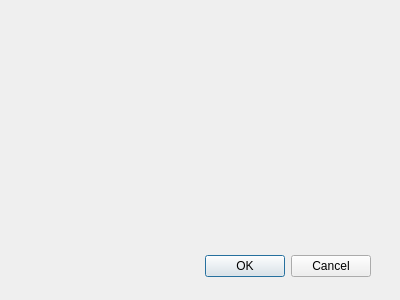
Old version of the form src/meshlabplugins/meshio/ui/savemaskexporter.ui in the repository cnr-isti-vclab/meshlab.
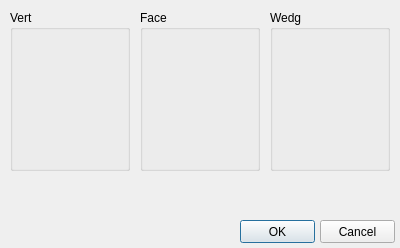
New version of the form.

The edit to the form file:
```diff
--- a/src/meshlabplugins/meshio/ui/savemaskexporter.ui
+++ b/src/meshlabplugins/meshio/ui/savemaskexporter.ui
@@ -9,7 +9,7 @@
     <x>0</x>
     <y>0</y>
     <width>400</width>
-    <height>300</height>
+    <height>248</height>
    </rect>
   </property>
   <property name="windowTitle" >
@@ -24,41 +24,71 @@
      <height>33</height>
     </rect>
    </property>
-   <layout class="QHBoxLayout" >
-    <property name="margin" >
-     <number>0</number>
-    </property>
-    <property name="spacing" >
-     <number>6</number>
-    </property>
-    <item>
-     <spacer>
-      <property name="orientation" >
-       <enum>Qt::Horizontal</enum>
-      </property>
-      <property name="sizeHint" >
-       <size>
-        <width>131</width>
-        <height>31</height>
-       </size>
-      </property>
-     </spacer>
-    </item>
-    <item>
+  </widget>
+  <widget class="QGroupBox" name="groupBox_2" >
+   <property name="geometry" >
+    <rect>
+     <x>140</x>
+     <y>10</y>
+     <width>120</width>
+     <height>161</height>
+    </rect>
+   </property>
+   <property name="title" >
+    <string>Face</string>
+   </property>
+  </widget>
+  <widget class="QGroupBox" name="groupBox" >
+   <property name="geometry" >
+    <rect>
+     <x>10</x>
+     <y>10</y>
+     <width>120</width>
+     <height>161</height>
+    </rect>
+   </property>
+   <property name="title" >
+    <string>Vert</string>
+   </property>
+  </widget>
+  <widget class="QGroupBox" name="groupBox_3" >
+   <property name="geometry" >
+    <rect>
+     <x>270</x>
+     <y>10</y>
+     <width>120</width>
+     <height>161</height>
+    </rect>
+   </property>
+   <property name="title" >
+    <string>Wedg</string>
+   </property>
+  </widget>
      <widget class="QPushButton" name="okButton" >
+   <property name="geometry" >
+    <rect>
+     <x>240</x>
+     <y>220</y>
+     <width>75</width>
+     <height>23</height>
+    </rect>
+   </property>
       <property name="text" >
        <string>OK</string>
       </property>
      </widget>
-    </item>
-    <item>
      <widget class="QPushButton" name="cancelButton" >
+   <property name="geometry" >
+    <rect>
+     <x>320</x>
+     <y>220</y>
+     <width>75</width>
+     <height>23</height>
+    </rect>
+   </property>
       <property name="text" >
        <string>Cancel</string>
       </property>
-     </widget>
-    </item>
-   </layout>
   </widget>
  </widget>
  <pixmapfunction></pixmapfunction>
```
Lines whose indentation alone changed are shown as unchanged.
